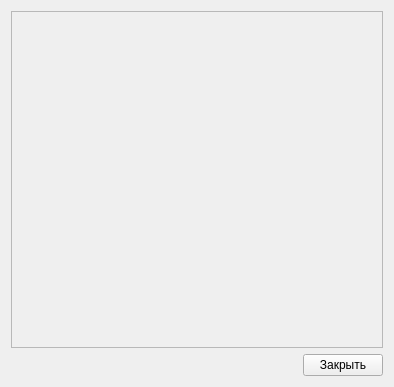
Qt form ui/diarywin.ui (proDOOMman/GodvilleQT) before a commit.
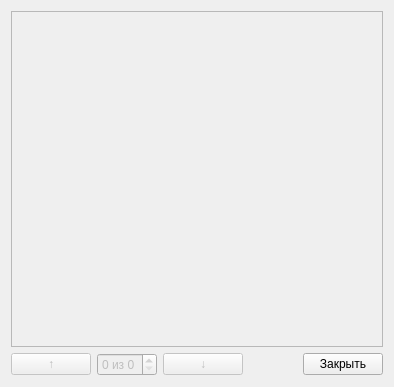
The same form after that commit. Icons and pictures are not drawn.

The edit to the form file:
```diff
--- a/ui/diarywin.ui
+++ b/ui/diarywin.ui
@@ -29,7 +29,7 @@
         <x>0</x>
         <y>0</y>
         <width>380</width>
-        <height>342</height>
+        <height>341</height>
        </rect>
       </property>
       <layout class="QVBoxLayout" name="verticalLayout_2">
@@ -58,6 +58,48 @@
    </item>
    <item>
     <layout class="QHBoxLayout" name="horizontalLayout">
+     <item>
+      <widget class="QPushButton" name="upButton">
+       <property name="enabled">
+        <bool>false</bool>
+       </property>
+       <property name="text">
+        <string>↑</string>
+       </property>
+      </widget>
+     </item>
+     <item>
+      <widget class="QSpinBox" name="spinBox">
+       <property name="enabled">
+        <bool>false</bool>
+       </property>
+       <property name="sizePolicy">
+        <sizepolicy hsizetype="MinimumExpanding" vsizetype="Fixed">
+         <horstretch>0</horstretch>
+         <verstretch>0</verstretch>
+        </sizepolicy>
+       </property>
+       <property name="suffix">
+        <string> из 0</string>
+       </property>
+       <property name="minimum">
+        <number>0</number>
+       </property>
+       <property name="maximum">
+        <number>5</number>
+       </property>
+      </widget>
+     </item>
+     <item>
+      <widget class="QPushButton" name="downButton">
+       <property name="enabled">
+        <bool>false</bool>
+       </property>
+       <property name="text">
+        <string>↓</string>
+       </property>
+      </widget>
+     </item>
      <item>
       <spacer name="horizontalSpacer">
        <property name="orientation">
```
